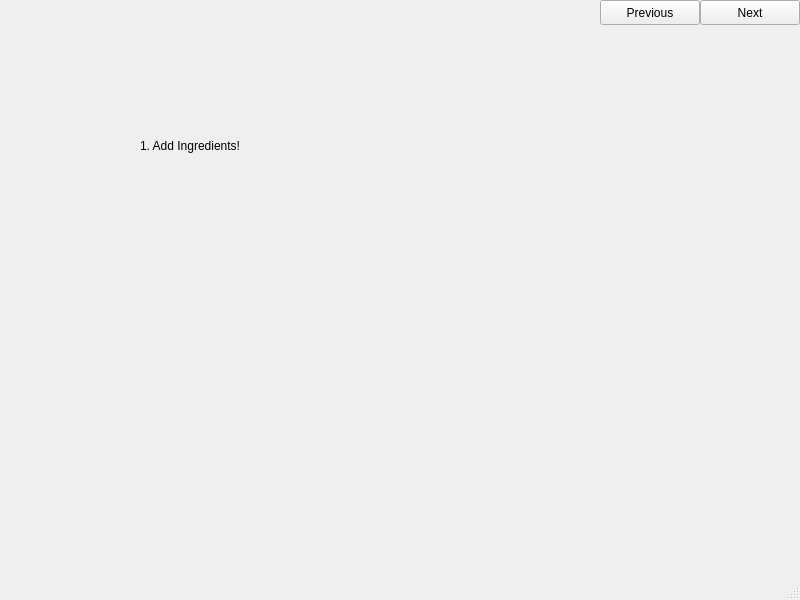
The window that mainwindow.ui (seojungood/Icecream-make-tutorial) describes before a commit, drawn with Qt 5.
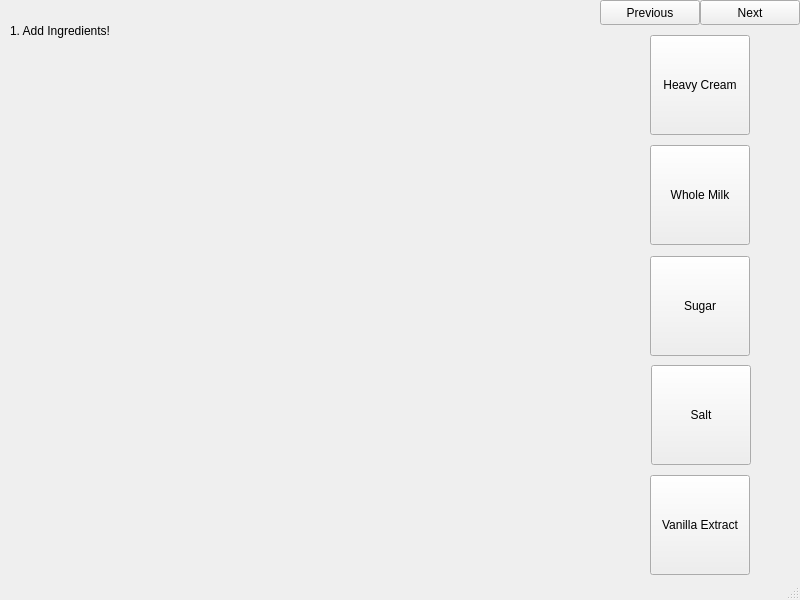
The same window after the commit.

Commit message: Formatted AddIngredient Screen, StackedWidget occupies whole screen

```diff
--- a/mainwindow.ui
+++ b/mainwindow.ui
@@ -19,7 +19,7 @@
      <rect>
       <x>0</x>
       <y>0</y>
-      <width>600</width>
+      <width>801</width>
       <height>600</height>
      </rect>
     </property>
@@ -45,8 +45,8 @@
      <widget class="QLabel" name="label_2">
       <property name="geometry">
        <rect>
-        <x>140</x>
-        <y>125</y>
+        <x>10</x>
+        <y>10</y>
         <width>141</width>
         <height>41</height>
        </rect>
@@ -55,6 +55,71 @@
        <string>1. Add Ingredients!</string>
       </property>
      </widget>
+     <widget class="QPushButton" name="buttonCream">
+      <property name="geometry">
+       <rect>
+        <x>650</x>
+        <y>35</y>
+        <width>100</width>
+        <height>100</height>
+       </rect>
+      </property>
+      <property name="text">
+       <string>Heavy Cream</string>
+      </property>
+     </widget>
+     <widget class="QPushButton" name="buttonMilk">
+      <property name="geometry">
+       <rect>
+        <x>650</x>
+        <y>145</y>
+        <width>100</width>
+        <height>100</height>
+       </rect>
+      </property>
+      <property name="text">
+       <string>Whole Milk</string>
+      </property>
+     </widget>
+     <widget class="QPushButton" name="buttonSugar">
+      <property name="geometry">
+       <rect>
+        <x>650</x>
+        <y>256</y>
+        <width>100</width>
+        <height>100</height>
+       </rect>
+      </property>
+      <property name="text">
+       <string>Sugar</string>
+      </property>
+     </widget>
+     <widget class="QPushButton" name="buttonSalt">
+      <property name="geometry">
+       <rect>
+        <x>651</x>
+        <y>365</y>
+        <width>100</width>
+        <height>100</height>
+       </rect>
+      </property>
+      <property name="text">
+       <string>Salt</string>
+      </property>
+     </widget>
+     <widget class="QPushButton" name="buttonVanilla">
+      <property name="geometry">
+       <rect>
+        <x>650</x>
+        <y>475</y>
+        <width>100</width>
+        <height>100</height>
+       </rect>
+      </property>
+      <property name="text">
+       <string>Vanilla Extract</string>
+      </property>
+     </widget>
     </widget>
     <widget class="QWidget" name="screen02Boil">
      <widget class="QLabel" name="label_3">
```
Left out of the diff: 5 changed lines with no effect on the pictures. The commit also changes 1 other file.
